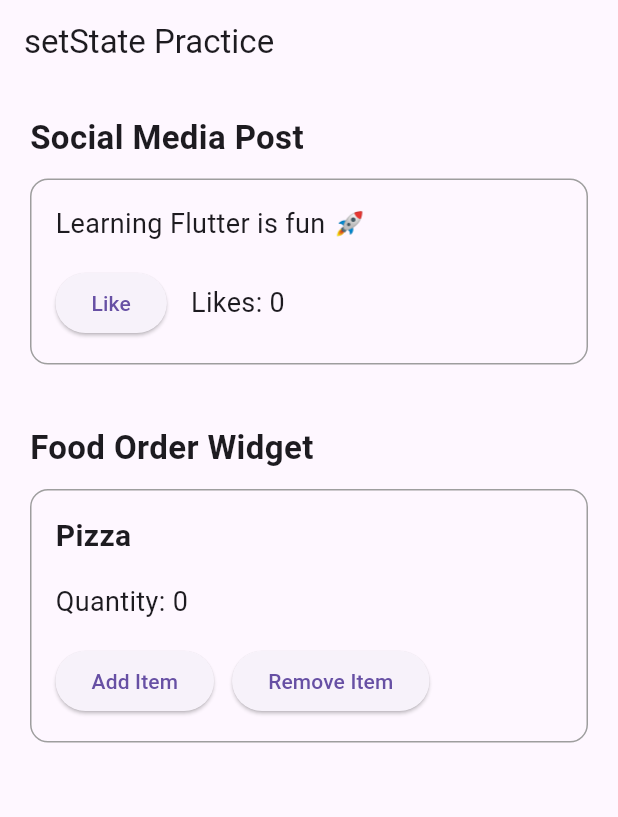
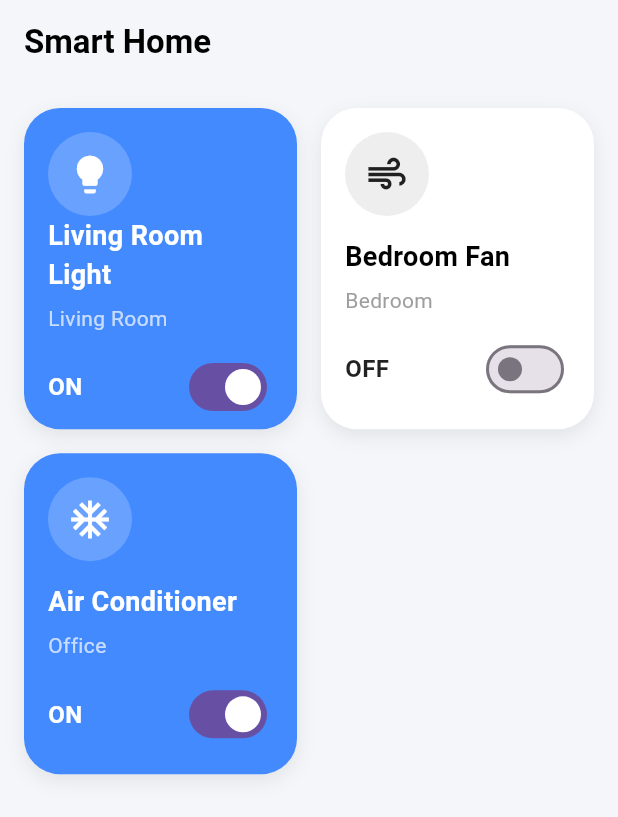
Before and after one commit to pugal6/flutter-tasks, a Flutter app: the screen it shows after launch, on a phone screen of 412 x 824 dp. Shown: the top 817 px of the screen. Run offline on Flutter 3.47's test engine with Material 3 defaults, Android fonts, the phone set to English and light mode, and no system bars.

Commit message:
Add mini challenge 1 smart home control app

```diff
--- a/module2/lib/main.dart
+++ b/module2/lib/main.dart
@@ -1,18 +1,21 @@
 import 'package:flutter/material.dart';
-import 'package:module2/practice%20tasks/Set_state_task.dart';
+import 'package:module2/mini challenges/mini challenge1/screens/smart_home_screen.dart';
 
 void main() {
-  runApp(const MyApp());
+  runApp(const SmartHomeApp());
 }
 
-class MyApp extends StatelessWidget {
-  const MyApp({super.key});
+class SmartHomeApp extends StatelessWidget {
+  const SmartHomeApp({super.key});
 
   @override
   Widget build(BuildContext context) {
     return MaterialApp(
       debugShowCheckedModeBanner: false,
-      home: const PracticeScreen(),
+      theme: ThemeData(
+        scaffoldBackgroundColor: const Color(0xFFF4F6FA),
+      ),
+      home: const SmartHomeScreen(),
     );
   }
 }
--- /dev/null
+++ b/module2/lib/mini challenges/mini challenge1/screens/smart_home_screen.dart
@@ -0,0 +1,52 @@
+import 'package:flutter/material.dart';
+import '../widgets/device_card.dart';
+
+class SmartHomeScreen extends StatelessWidget {
+  const SmartHomeScreen({super.key});
+
+  @override
+  Widget build(BuildContext context) {
+    return Scaffold(
+      appBar: AppBar(
+        elevation: 0,
+        backgroundColor: Colors.transparent,
+        foregroundColor: Colors.black,
+        title: const Text(
+          "Smart Home",
+          style: TextStyle(
+            fontWeight: FontWeight.bold,
+          ),
+        ),
+      ),
+      body: Padding(
+        padding: const EdgeInsets.all(16),
+        child: GridView.count(
+          crossAxisCount: 2,
+          crossAxisSpacing: 16,
+          mainAxisSpacing: 16,
+          childAspectRatio: 0.85,
+          children: const [
+            DeviceCard(
+              deviceName: "Living Room Light",
+              roomName: "Living Room",
+              icon: Icons.lightbulb,
+              initialStatus: true,
+            ),
+            DeviceCard(
+              deviceName: "Bedroom Fan",
+              roomName: "Bedroom",
+              icon: Icons.air,
+              initialStatus: false,
+            ),
+            DeviceCard(
+              deviceName: "Air Conditioner",
+              roomName: "Office",
+              icon: Icons.ac_unit,
+              initialStatus: true,
+            ),
+          ],
+        ),
+      ),
+    );
+  }
+}
--- /dev/null
+++ b/module2/lib/mini challenges/mini challenge1/widgets/device_card.dart
@@ -0,0 +1,107 @@
+import 'package:flutter/material.dart';
+
+class DeviceCard extends StatefulWidget {
+  final String deviceName;
+  final String roomName;
+  final IconData icon;
+  final bool initialStatus;
+
+  const DeviceCard({
+    super.key,
+    required this.deviceName,
+    required this.roomName,
+    required this.icon,
+    required this.initialStatus,
+  });
+
+  @override
+  State<DeviceCard> createState() => _DeviceCardState();
+}
+
+class _DeviceCardState extends State<DeviceCard> {
+  late bool isOn;
+
+  @override
+  void initState() {
+    super.initState();
+    isOn = widget.initialStatus;
+  }
+
+  @override
+  Widget build(BuildContext context) {
+    return Container(
+      padding: const EdgeInsets.all(16),
+      decoration: BoxDecoration(
+        color: isOn ? Colors.blueAccent : Colors.white,
+        borderRadius: BorderRadius.circular(24),
+        boxShadow: [
+          BoxShadow(
+            color: Colors.black.withOpacity(0.08),
+            blurRadius: 10,
+            offset: const Offset(0, 4),
+          ),
+        ],
+      ),
+      child: Column(
+        crossAxisAlignment: CrossAxisAlignment.start,
+        children: [
+          CircleAvatar(
+            radius: 28,
+            backgroundColor:
+                isOn ? Colors.white.withOpacity(0.2) : Colors.grey.shade200,
+            child: Icon(
+              widget.icon,
+              size: 30,
+              color: isOn ? Colors.white : Colors.black87,
+            ),
+          ),
+
+          const Spacer(),
+
+          Text(
+            widget.deviceName,
+            style: TextStyle(
+              fontSize: 18,
+              fontWeight: FontWeight.bold,
+              color: isOn ? Colors.white : Colors.black,
+            ),
+          ),
+
+          const SizedBox(height: 6),
+
+          Text(
+            widget.roomName,
+            style: TextStyle(
+              fontSize: 14,
+              color: isOn ? Colors.white70 : Colors.grey,
+            ),
+          ),
+
+          const SizedBox(height: 12),
+
+          Row(
+            mainAxisAlignment: MainAxisAlignment.spaceBetween,
+            children: [
+              Text(
+                isOn ? "ON" : "OFF",
+                style: TextStyle(
+                  fontSize: 16,
+                  fontWeight: FontWeight.bold,
+                  color: isOn ? Colors.white : Colors.black87,
+                ),
+              ),
+              Switch(
+                value: isOn,
+                onChanged: (value) {
+                  setState(() {
+                    isOn = value;
+                  });
+                },
+              ),
+            ],
+          ),
+        ],
+      ),
+    );
+  }
+}
--- a/module2/pubspec.yaml
+++ b/module2/pubspec.yaml
@@ -30,6 +30,7 @@ environment:
 dependencies:
   flutter:
     sdk: flutter
+  provider: ^6.0.5
 
   # The following adds the Cupertino Icons font to your application.
   # Use with the CupertinoIcons class for iOS style icons.
```
Also changed, not shown: module2/pubspec.lock.
